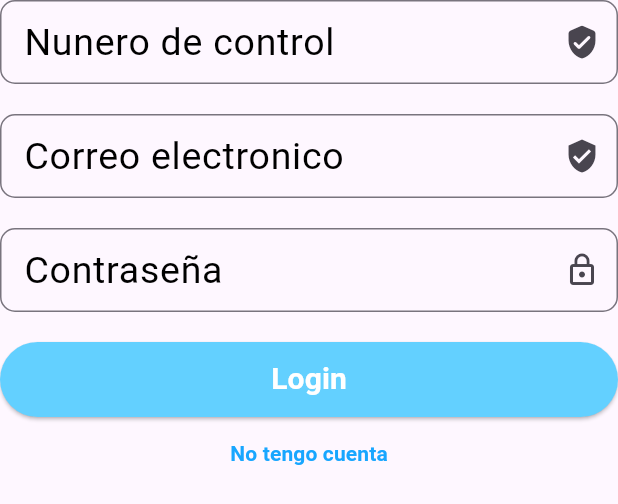
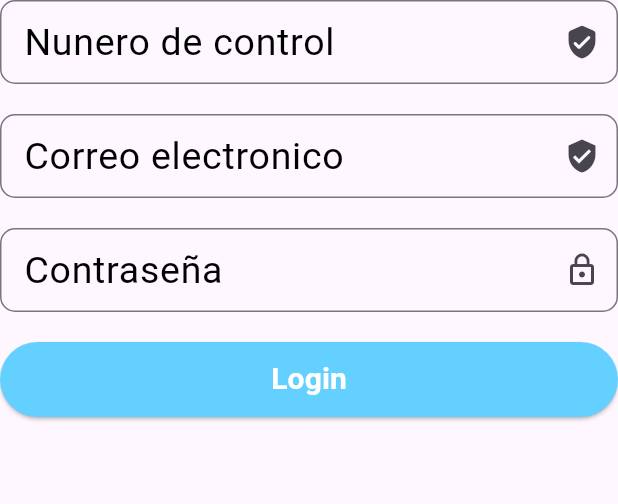
Before and after one commit to ZetaGG/gnosis, a Flutter app: the RegisterForm widget shown alone on an empty page, opened directly, on a phone screen of 412 x 824 dp. Shown: the top 504 px of the screen. Run offline on Flutter 3.47's test engine with Material 3 defaults, Android fonts, the phone set to English and light mode, and no system bars; our stand-ins replace go_router; network calls fail.

Commit message:
delete button Not account

```diff
--- a/lib/src/widgets/register_form.dart
+++ b/lib/src/widgets/register_form.dart
@@ -110,23 +110,7 @@ class _RegisterFormState extends State<RegisterForm> {
             ),
           ),
 
-          Row(
-            mainAxisAlignment: MainAxisAlignment.center,
-            children: <Widget>[
-              TextButton(
-                onPressed: () {
-                  GoRouter.of(context).push('/register');
-                },
-                child: const Text(
-                  'No tengo cuenta',
-                  style: TextStyle(
-                    color: Color.fromARGB(255, 24, 166, 255),
-                    fontWeight: FontWeight.bold,
-                  ),
-                ),
-              ),
-            ],
-          ),
+
         ],
       ),
     );
```
